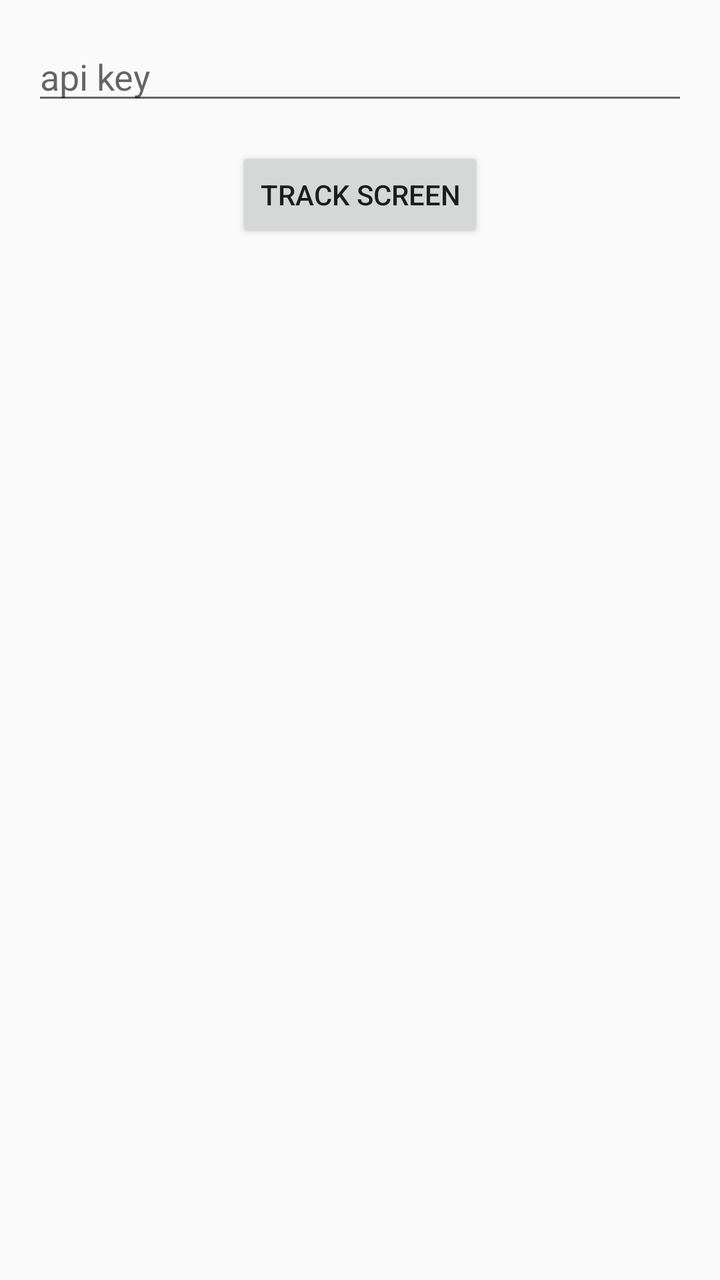
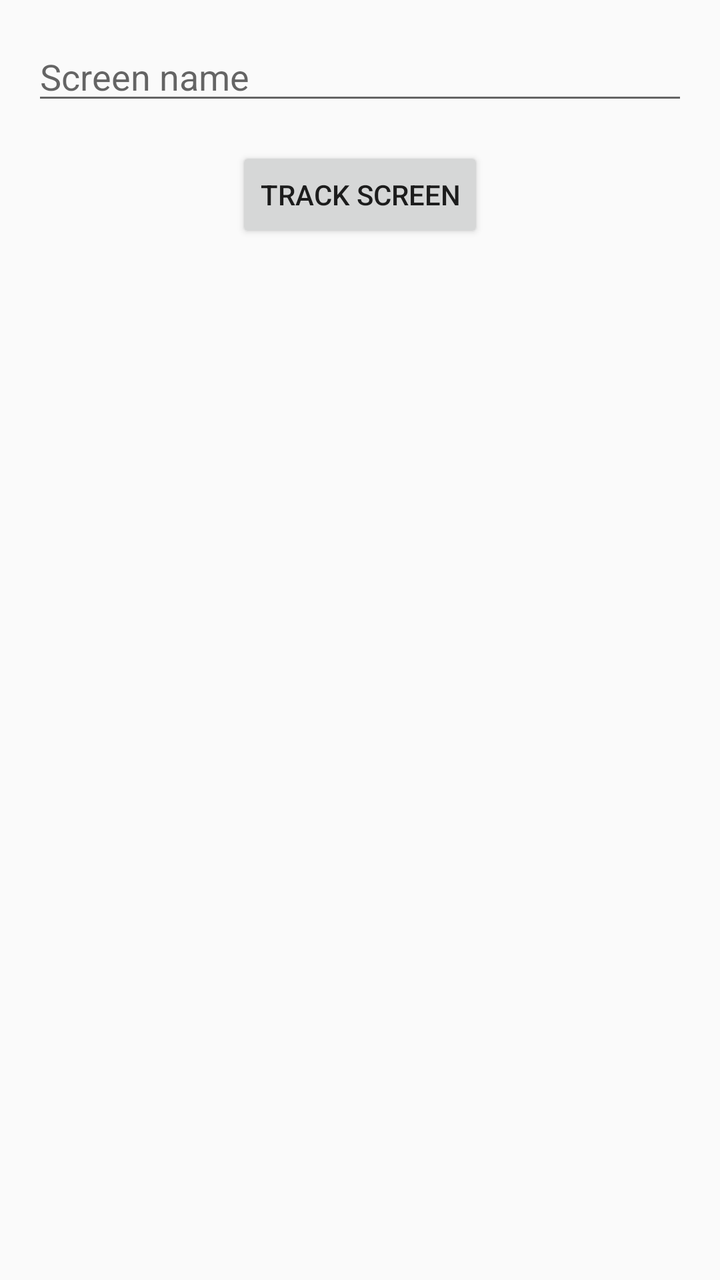

Screens rendered from an Android XML layout before and after an edit, with the pre-edit source and the edit as a unified diff.
<!-- AndroidManifest.xml: application theme AppTheme -->
<!-- res/layout/activity_screen_view.xml -->
<?xml version="1.0" encoding="utf-8"?>
<androidx.constraintlayout.widget.ConstraintLayout xmlns:android="http://schemas.android.com/apk/res/android"
    xmlns:app="http://schemas.android.com/apk/res-auto"
    xmlns:tools="http://schemas.android.com/tools"
    android:layout_width="match_parent"
    android:layout_height="match_parent"
    tools:context=".ScreenViewActivity">

    <EditText
        android:id="@+id/apiKeyTextView"
        android:layout_width="0dp"
        android:layout_height="wrap_content"
        android:layout_marginStart="16dp"
        android:layout_marginTop="16dp"
        android:layout_marginEnd="16dp"
        android:hint="@string/api_key"
        android:importantForAutofill="no"
        android:inputType="text"
        app:layout_constraintEnd_toEndOf="parent"
        app:layout_constraintStart_toStartOf="parent"
        app:layout_constraintTop_toTopOf="parent" />

    <Button
        android:id="@+id/trackScreenButton"
        android:layout_width="wrap_content"
        android:layout_height="wrap_content"
        android:layout_marginTop="16dp"
        android:text="@string/track_screen"
        app:layout_constraintEnd_toEndOf="parent"
        app:layout_constraintStart_toStartOf="parent"
        app:layout_constraintTop_toBottomOf="@+id/apiKeyTextView" />
</androidx.constraintlayout.widget.ConstraintLayout>
<!-- resources referenced by this layout -->
<resources>
  <string name="api_key">api key</string>
  <string name="track_screen">Track Screen</string>
  <style name="AppTheme" parent="Theme.AppCompat.Light.DarkActionBar">
          
          <item name="colorPrimary">@color/colorPrimary</item>
          <item name="colorPrimaryDark">@color/colorPrimaryDark</item>
          <item name="colorAccent">@color/colorAccent</item>
      </style>
  <color name="colorPrimary">#008577</color>
  <color name="colorPrimaryDark">#00574B</color>
  <color name="colorAccent">#D81B60</color>
</resources>

<!-- the commit's change to res/layout/activity_screen_view.xml (unified diff, before → after) -->
@@ -7,13 +7,13 @@
     tools:context=".ScreenViewActivity">
 
     <EditText
-        android:id="@+id/apiKeyTextView"
+        android:id="@+id/screenNameInput"
         android:layout_width="0dp"
         android:layout_height="wrap_content"
         android:layout_marginStart="16dp"
         android:layout_marginTop="16dp"
         android:layout_marginEnd="16dp"
-        android:hint="@string/api_key"
+        android:hint="@string/screen_name_hint"
         android:importantForAutofill="no"
         android:inputType="text"
         app:layout_constraintEnd_toEndOf="parent"
@@ -28,5 +28,5 @@
         android:text="@string/track_screen"
         app:layout_constraintEnd_toEndOf="parent"
         app:layout_constraintStart_toStartOf="parent"
-        app:layout_constraintTop_toBottomOf="@+id/apiKeyTextView" />
+        app:layout_constraintTop_toBottomOf="@+id/screenNameInput" />
 </androidx.constraintlayout.widget.ConstraintLayout>
<!-- resource entries referenced after the edit -->
@@ -1,6 +1,6 @@
 <!-- resources referenced by this layout -->
 <resources>
-  <string name="api_key">api key</string>
+  <string name="screen_name_hint">Screen name</string>
   <string name="track_screen">Track Screen</string>
   <style name="AppTheme" parent="Theme.AppCompat.Light.DarkActionBar">
           
